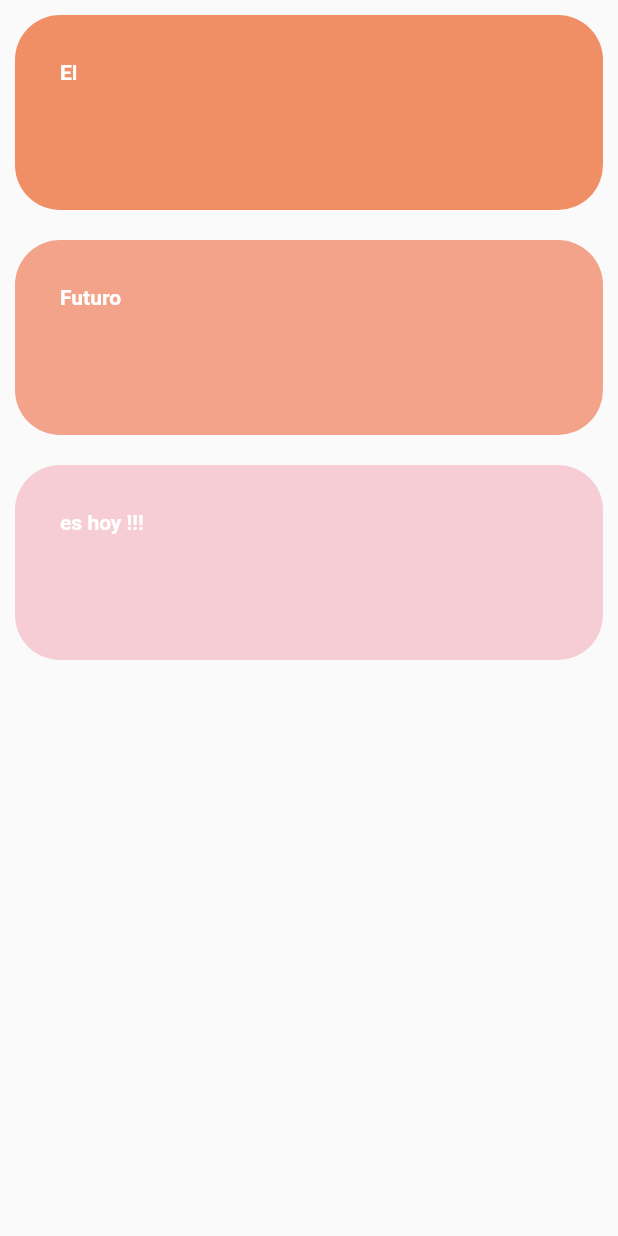
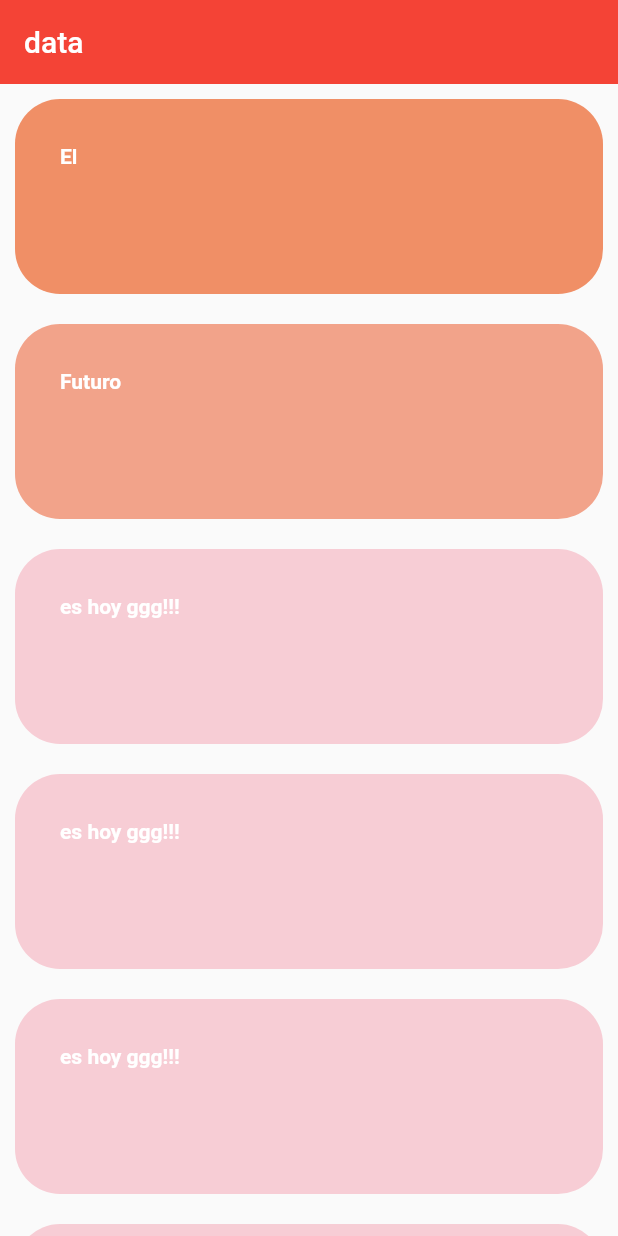
Before and after one commit to kervisvasquez1993/delivery-manager-app, a Flutter app: the screen it shows after launch, on a phone screen of 412 x 824 dp. Run offline on Flutter 3.47's test engine with Material 2 defaults, Android fonts, the phone set to English and light mode, and no system bars.

Commit message:
agregamos funcionalidad en el sliver

```diff
--- a/lib/sliver-page.dart
+++ b/lib/sliver-page.dart
@@ -6,8 +6,44 @@ class SliverPage extends StatelessWidget {
   @override
   Widget build(BuildContext context) {
     return Scaffold(
-      body: _List_task(),
+      // body: _List_task(),
+      body: _ManinScroll(),
     );
+  }
+}
+
+class _ManinScroll extends StatelessWidget {
+  final items = [
+    _ListItem('El ', Color(0xffF08F66)),
+    _ListItem('Futuro', Color(0xffF2A38A)),
+    _ListItem('es hoy ggg!!!', Color(0xffF7CDD5)),
+    _ListItem('es hoy ggg!!!', Color(0xffF7CDD5)),
+    _ListItem('es hoy ggg!!!', Color(0xffF7CDD5)),
+    _ListItem('es hoy ggg!!!', Color(0xffF7CDD5)),
+    _ListItem('es hoy ggg!!!', Color(0xffF7CDD5)),
+    _ListItem('es hoy ggg!!!', Color(0xffF7CDD5)),
+    _ListItem('El ', Color(0xffF08F66)),
+    _ListItem('Futuro', Color(0xffF2A38A)),
+    _ListItem('es hoy ggg!!!', Color(0xffF7CDD5)),
+    _ListItem('es hoy ggg!!!', Color(0xffF7CDD5)),
+    _ListItem('es hoy ggg!!!', Color(0xffF7CDD5)),
+    _ListItem('es hoy ggg!!!', Color(0xffF7CDD5)),
+    _ListItem('es hoy ggg!!!', Color(0xffF7CDD5)),
+    _ListItem('es hoy ggg!!!', Color(0xffF7CDD5)),
+  ];
+  @override
+  Widget build(BuildContext context) {
+    return CustomScrollView(slivers: <Widget>[
+      SliverAppBar(
+        floating: true,
+        backgroundColor: Colors.red,
+        title: Text("data"),
+      ),
+      SliverList(
+          delegate: SliverChildListDelegate(
+        items,
+      ))
+    ]);
   }
 }
 
@@ -16,7 +52,7 @@ class _List_task extends StatelessWidget {
   final items = [
     _ListItem('El ', Color(0xffF08F66)),
     _ListItem('Futuro', Color(0xffF2A38A)),
-    _ListItem('es hoy !!!', Color(0xffF7CDD5)),
+    _ListItem('es hoy ggg!!!', Color(0xffF7CDD5)),
   ];
   @override
   Widget build(BuildContext context) {
```
